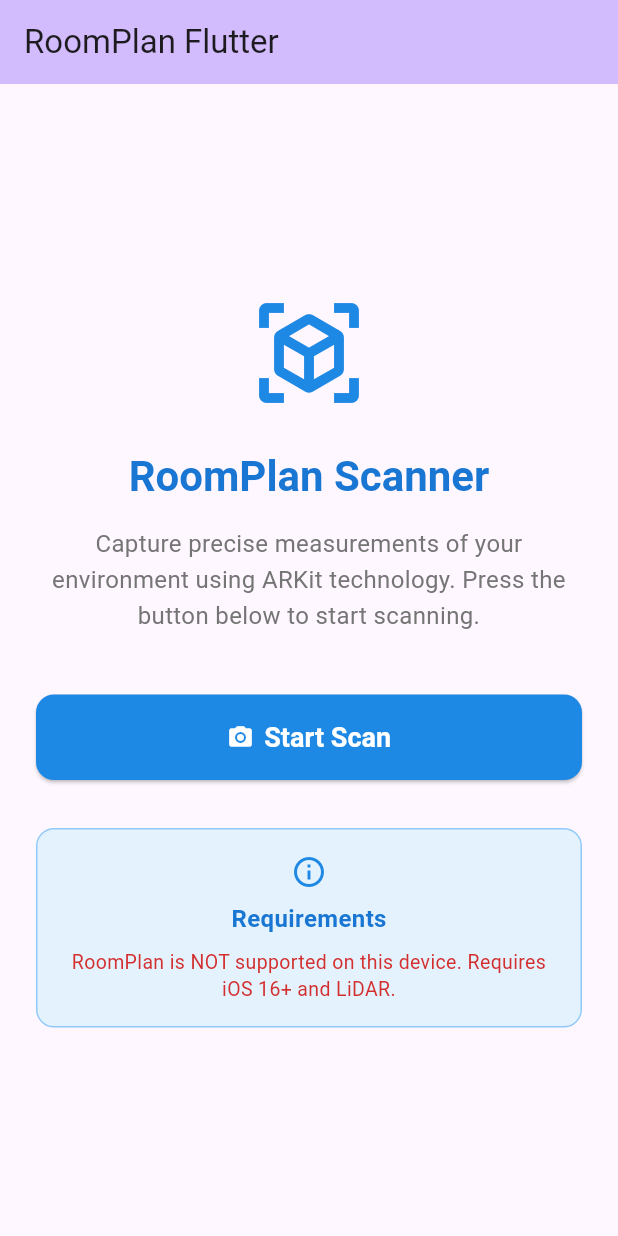
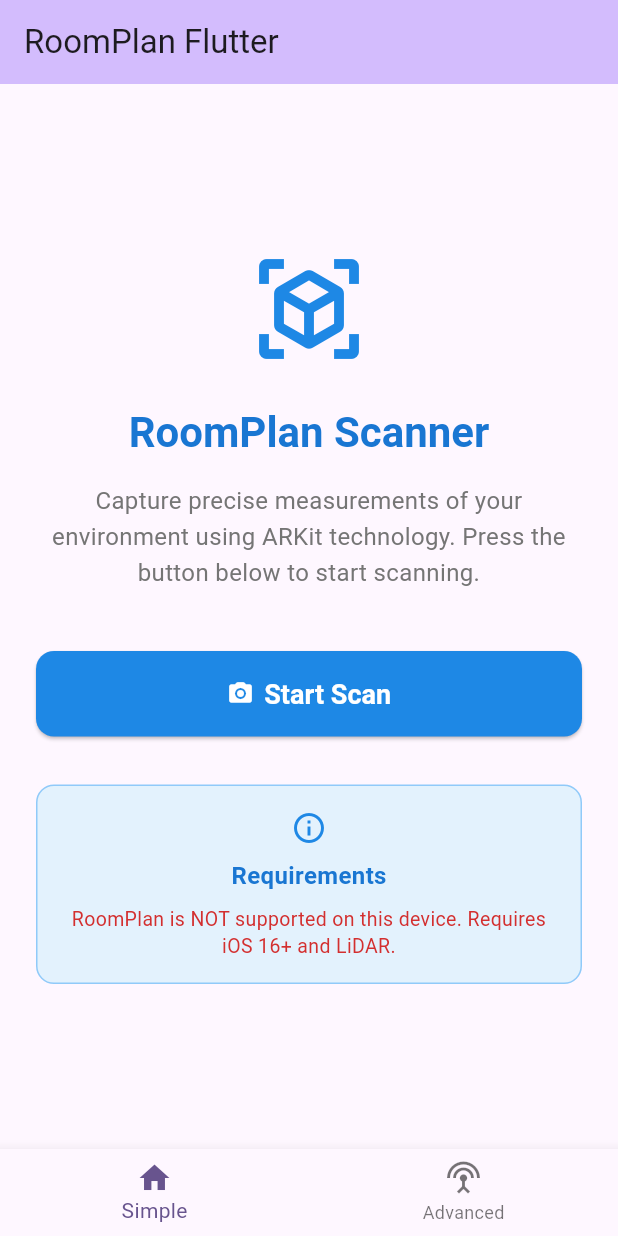
Before and after one commit to Barba2k2/flutter_roomplan, a Flutter app: the screen it shows after launch, on a phone screen of 412 x 824 dp. Run offline on Flutter 3.47's test engine with Material 3 defaults, Android fonts, the phone set to English and light mode, and no system bars.

Commit message:
feat: update main app example

```diff
--- a/example/lib/main.dart
+++ b/example/lib/main.dart
@@ -1,8 +1,9 @@
 import 'package:flutter/material.dart';
-import 'package:example/views/home_page.dart'; // Import HomePage
-import 'package:provider/provider.dart'; // Import provider
-import 'package:example/viewmodels/scanner_view_model.dart'; // Import ScannerViewModel
-import 'package:example/viewmodels/home_view_model.dart'; // Import HomeViewModel
+import 'package:example/views/home_page.dart';
+import 'advanced_scanning_page.dart';
+import 'package:provider/provider.dart';
+import 'package:example/viewmodels/scanner_view_model.dart';
+import 'package:example/viewmodels/home_view_model.dart';
 
 void main() {
   WidgetsFlutterBinding.ensureInitialized();
@@ -20,13 +21,54 @@ class MyApp extends StatelessWidget {
         colorScheme: ColorScheme.fromSeed(seedColor: Colors.deepPurple),
         useMaterial3: true,
       ),
-      home: MultiProvider( // Use MultiProvider for multiple ViewModels
+      home: MultiProvider(
         providers: [
           ChangeNotifierProvider(create: (context) => HomeViewModel()),
           ChangeNotifierProvider(create: (context) => ScannerViewModel()),
         ],
-        child: const HomePage(), // Set HomePage as the home
+        child: const MainNavigationPage(),
       ),
     );
   }
 }
+
+class MainNavigationPage extends StatefulWidget {
+  const MainNavigationPage({super.key});
+
+  @override
+  State<MainNavigationPage> createState() => _MainNavigationPageState();
+}
+
+class _MainNavigationPageState extends State<MainNavigationPage> {
+  int _currentIndex = 0;
+
+  final List<Widget> _pages = [
+    const HomePage(),
+    const AdvancedScanningPage(),
+  ];
+
+  @override
+  Widget build(BuildContext context) {
+    return Scaffold(
+      body: _pages[_currentIndex],
+      bottomNavigationBar: BottomNavigationBar(
+        currentIndex: _currentIndex,
+        onTap: (index) {
+          setState(() {
+            _currentIndex = index;
+          });
+        },
+        items: const [
+          BottomNavigationBarItem(
+            icon: Icon(Icons.home),
+            label: 'Simple',
+          ),
+          BottomNavigationBarItem(
+            icon: Icon(Icons.settings_input_antenna),
+            label: 'Advanced',
+          ),
+        ],
+      ),
+    );
+  }
+}
```
